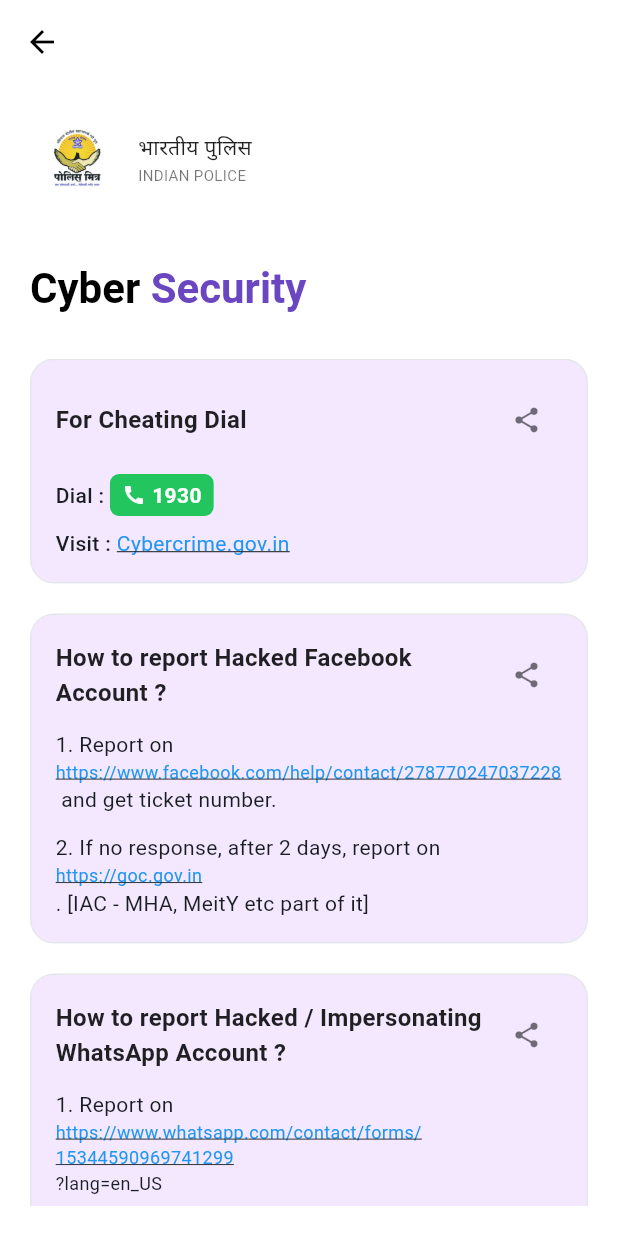
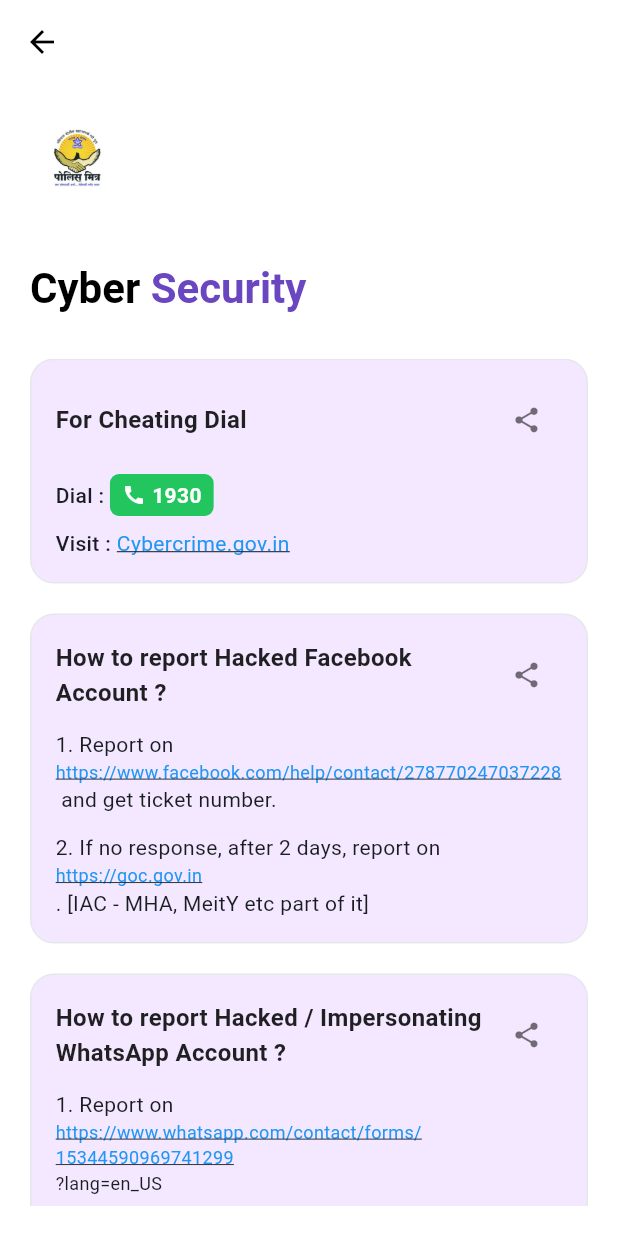
Before and after one commit to hellodeveloper7854/police-mitra, a Flutter app: the HelplineScreen screen opened by its route, after a tap on "Cyber Security Helpline & Links", on a phone screen of 412 x 824 dp. Run offline on Flutter 3.47's test engine with Material 3 defaults, Android fonts, the phone set to English and light mode, and no system bars; our stand-ins replace go_router, share_plus, supabase_flutter; missing offline and left inert: encrypt; accounts and stored records are empty.

Commit message:
removed bharatiya police txt

```diff
--- a/lib/screens/cyber_security_screen.dart
+++ b/lib/screens/cyber_security_screen.dart
@@ -56,26 +56,26 @@ class CyberSecurityScreen extends StatelessWidget {
                   width: 60,
                 ),
                 const SizedBox(width: 12),
-                const Column(
-                  crossAxisAlignment: CrossAxisAlignment.start,
-                  children: [
-                    Text(
-                      'भारतीय पुलिस',
-                      style: TextStyle(
-                        fontSize: 14,
-                        fontWeight: FontWeight.w500,
-                        color: Colors.black87,
-                      ),
-                    ),
-                    Text(
-                      'INDIAN POLICE',
-                      style: TextStyle(
-                        fontSize: 10,
-                        color: Colors.black54,
-                      ),
-                    ),
-                  ],
-                ),
+                // const Column(
+                //   crossAxisAlignment: CrossAxisAlignment.start,
+                //   children: [
+                //     Text(
+                //       'भारतीय पुलिस',
+                //       style: TextStyle(
+                //         fontSize: 14,
+                //         fontWeight: FontWeight.w500,
+                //         color: Colors.black87,
+                //       ),
+                //     ),
+                //     Text(
+                //       'INDIAN POLICE',
+                //       style: TextStyle(
+                //         fontSize: 10,
+                //         color: Colors.black54,
+                //       ),
+                //     ),
+                //   ],
+                // ),
               ],
             ),
             const SizedBox(height: 40),
--- a/lib/screens/helpline_screen.dart
+++ b/lib/screens/helpline_screen.dart
@@ -79,26 +79,26 @@ class _HelplineScreenState extends State<HelplineScreen> {
                   width: 60,
                 ),
                 const SizedBox(width: 12),
-                const Column(
-                  crossAxisAlignment: CrossAxisAlignment.start,
-                  children: [
-                    Text(
-                      'भारतीय पुलिस',
-                      style: TextStyle(
-                        fontSize: 14,
-                        fontWeight: FontWeight.w500,
-                        color: Colors.black87,
-                      ),
-                    ),
-                    Text(
-                      'INDIAN POLICE',
-                      style: TextStyle(
-                        fontSize: 10,
-                        color: Colors.black54,
-                      ),
-                    ),
-                  ],
-                ),
+                // const Column(
+                //   crossAxisAlignment: CrossAxisAlignment.start,
+                //   children: [
+                //     Text(
+                //       'भारतीय पुलिस',
+                //       style: TextStyle(
+                //         fontSize: 14,
+                //         fontWeight: FontWeight.w500,
+                //         color: Colors.black87,
+                //       ),
+                //     ),
+                //     Text(
+                //       'INDIAN POLICE',
+                //       style: TextStyle(
+                //         fontSize: 10,
+                //         color: Colors.black54,
+                //       ),
+                //     ),
+                //   ],
+                // ),
               ],
             ),
             const SizedBox(height: 40),
```
Also changed, not shown: lib/screens/assigned_services_screen.dart (+20 -20 lines), lib/screens/contact_police_screen.dart (+20 -20 lines), lib/screens/other_helplines_screen.dart (+20 -20 lines).
